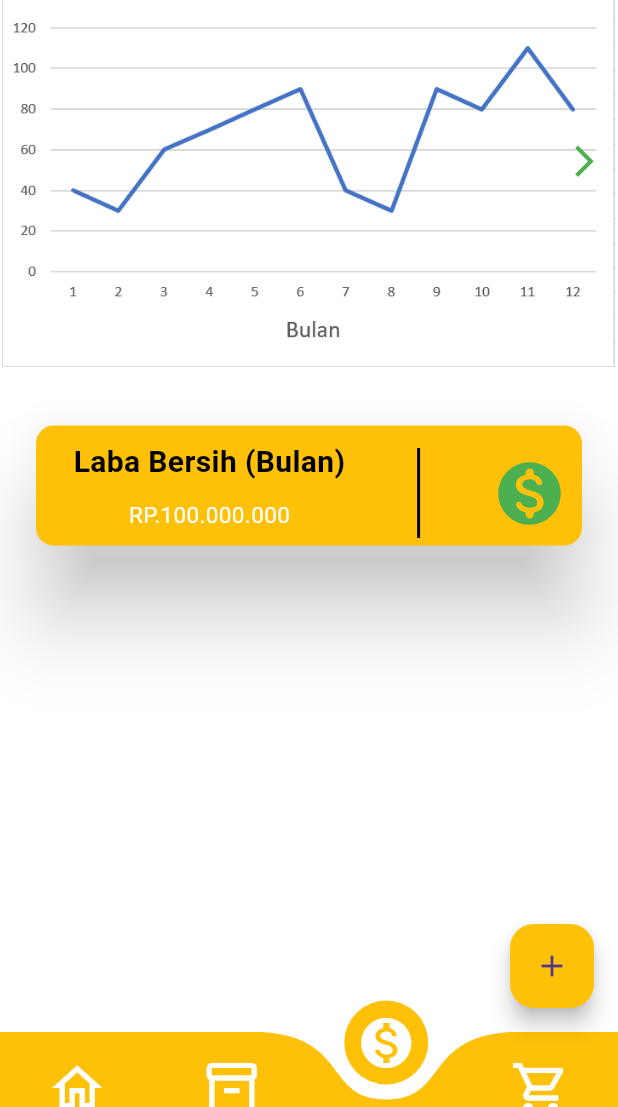
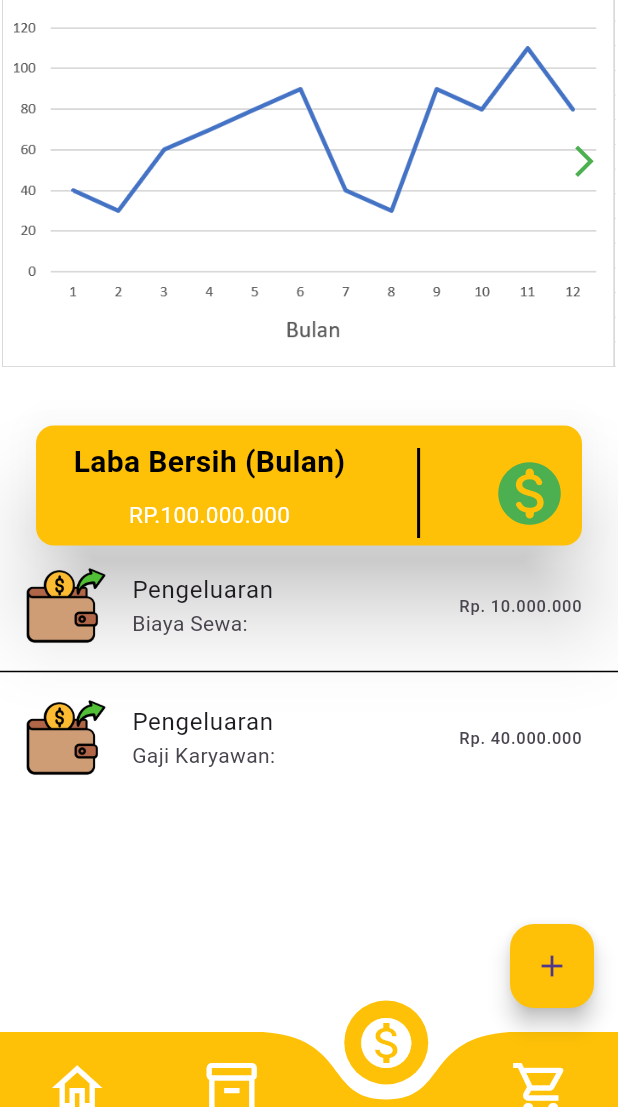
Before and after one commit to Pangestufp/utsmobileprogkelompok_1, a Flutter app: the BottomNav screen opened directly, item 3 of the bottom bar chosen, on a phone screen of 412 x 824 dp, the part 129-1236 px from its top. Run offline on Flutter 3.47's test engine with Material 3 defaults, Android fonts, the phone set to English and light mode, and no system bars; drawn by our look-alikes of curved_navigation_bar; our stand-ins replace flutter_animate, image_picker, lottie; missing offline and left inert: bounce_tapper.

Commit message:
Keuangan

```diff
--- a/lib/pages/keuangan/keuanganPage.dart
+++ b/lib/pages/keuangan/keuanganPage.dart
@@ -132,8 +132,31 @@ class _KeuanganPageState extends State<KeuanganPage> {
                 ),
               ),
             ),
+          ),
+          Expanded(
+            child: ListView(
+              children: [
+                ListTile(
+                  title: Text("Pengeluaran"),
+                  subtitle: Text("Biaya Sewa: "),
+                  trailing: Text("Rp. 10.000.000"),
+                  leading: Image.asset( "assets/images/spending.png"),
+                ),
+                Divider(
+                  color: Colors.black,
+                ),
+
+                ListTile(
+                  title: Text("Pengeluaran"),
+                  subtitle: Text("Gaji Karyawan: "),
+                  trailing: Text("Rp. 40.000.000"),
+                  leading: Image.asset( "assets/images/spending.png"),
+                ),
+
+
+              ],
+            ),
           )
-
         ],
       ),
     );
```
Also changed, not shown: assets/images/profit.png (added), assets/images/spending.png (added).
